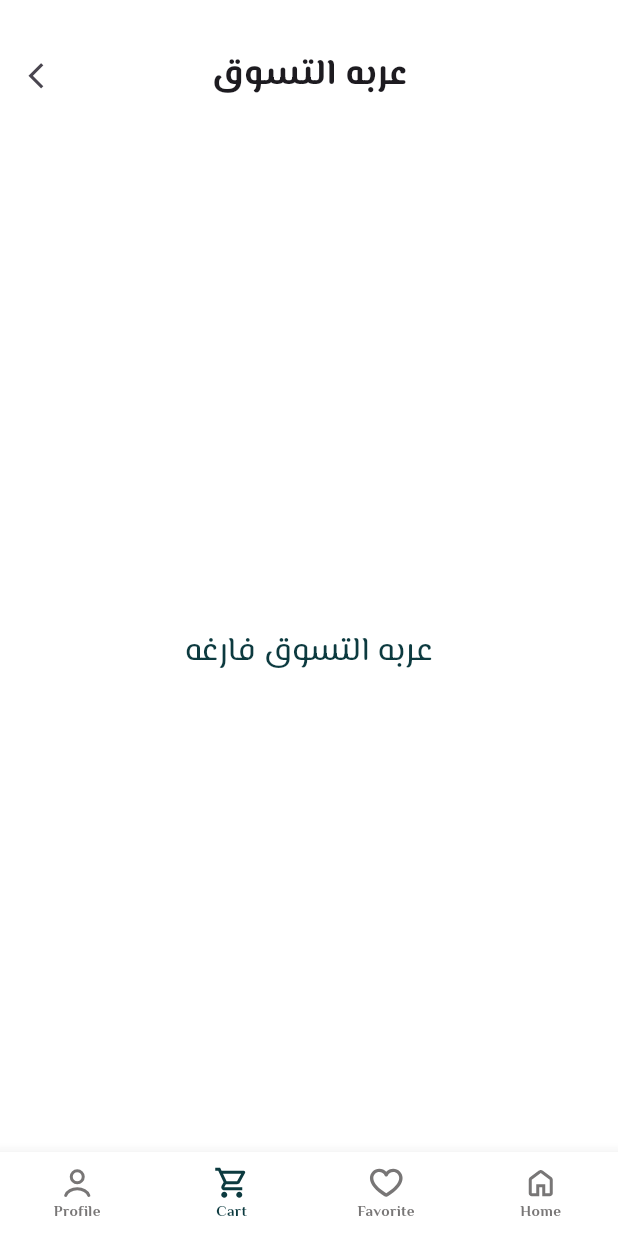
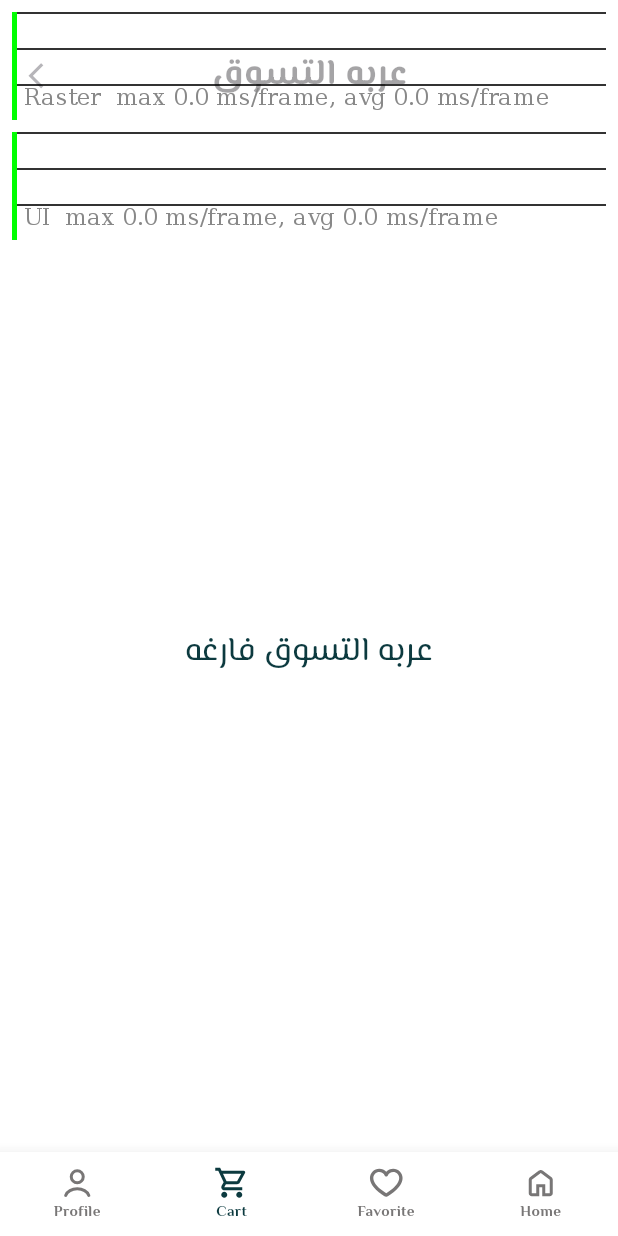
Before and after one commit to moessam634/angelina_app, a Flutter app: the screen it shows after launch, in the side drawer, after a tap on "المزيد", on a phone screen of 412 x 824 dp. Run offline on Flutter 3.47's test engine with Material 3 defaults, Android fonts, the phone set to English and light mode, and no system bars; our stand-ins replace bloc, cached_network_image, carousel_slider, device_preview, dio, equatable and 12 more; network calls fail.

```diff
--- a/devtools_options.yaml
+++ b/devtools_options.yaml
@@ -1,3 +1,5 @@
 description: This file stores settings for Dart & Flutter DevTools.
 documentation: https://docs.flutter.dev/tools/devtools/extensions#configure-extension-enablement-states
 extensions:
+  - provider: true
+  - shared_preferences: true
--- a/lib/core/styles/image_app.dart
+++ b/lib/core/styles/image_app.dart
@@ -10,6 +10,7 @@ class ImageApp {
   static const String xIcon = "${imagePath}X.svg";
   static const String categoryImage = "${imagePath}categoryImage.png";
   static const String drawerIcon = "${imagePath}menu.svg";
+  static const String splashIcon = "${imagePath}play_store_512.png";
   static const String shoppingCartIcon =
       "${imagePath}shopping-cart-outline.svg";
 }
--- a/lib/fearures/home/model/data/home_data.dart
+++ b/lib/fearures/home/model/data/home_data.dart
@@ -38,7 +38,7 @@ class HomeData {
         'per_page': perPage,
         'consumer_key': ApiEndpoints.consumerKey,
         'consumer_secret': ApiEndpoints.consumerSecret,
-        'page': page
+        'page': page,
       };
       if (categoryId != null) queryParams['category'] = categoryId;
       if (searchQuery != null && searchQuery.isNotEmpty) {
--- a/lib/fearures/home/view/widgets/custom_product_card.dart
+++ b/lib/fearures/home/view/widgets/custom_product_card.dart
@@ -113,6 +113,7 @@ class CustomProductCard extends StatelessWidget {
                     ),
                   ],
                 ),
+
                 Flexible(
                   child: Align(
                     alignment: Alignment.bottomCenter,
@@ -125,6 +126,7 @@ class CustomProductCard extends StatelessWidget {
                   ),
                 ),
                 SizedBox(height: 4.h)
+
               ],
             ),
           ),
--- a/lib/fearures/home/view/widgets/home_screen_body.dart
+++ b/lib/fearures/home/view/widgets/home_screen_body.dart
@@ -127,6 +127,7 @@ class _HomeScreenBodyState extends State<HomeScreenBody> {
                     }
                     return GridView.builder(
                       shrinkWrap: true,
+                      padding: EdgeInsets.symmetric(vertical: 5.w),
                       physics: const NeverScrollableScrollPhysics(),
                       gridDelegate: SliverGridDelegateWithFixedCrossAxisCount(
                         crossAxisCount: 2,
@@ -139,9 +140,7 @@ class _HomeScreenBodyState extends State<HomeScreenBody> {
                         final product = products[index];
                         final isDiscounted = product.isDiscounted;
                         final discount = product.discountPercentage;
-                        return Padding(
-                          padding: EdgeInsets.symmetric(vertical: 5.w),
-                          child: BlocBuilder<FavoriteCubit, FavoriteState>(
+                        return BlocBuilder<FavoriteCubit, FavoriteState>(
                           builder: (context, favState) {
                             final isFav = context
                                 .read<FavoriteCubit>()
@@ -173,7 +172,6 @@ class _HomeScreenBodyState extends State<HomeScreenBody> {
                               },
                             );
                           },
-                          ),
                         );
                       },
                     );
--- a/lib/fearures/splash/view/screen/splash_screen.dart
+++ b/lib/fearures/splash/view/screen/splash_screen.dart
@@ -2,6 +2,7 @@ import 'package:angelinashop/fearures/switcher/view/screen/switcher_screen.dart'
 import 'package:flutter/material.dart';
 import '../../../../core/helper/navigation_helper.dart';
 import '../widget/splash_screen_body.dart';
+
 class SplashScreen extends StatefulWidget {
   const SplashScreen({super.key});
 
@@ -18,7 +19,7 @@ class _SplashScreenState extends State<SplashScreen> {
 
   @override
   Widget build(BuildContext context) {
-    return Scaffold(body: SplashScreenBody());
+    return Scaffold(backgroundColor: Colors.white, body: SplashScreenBody());
   }
 
   Future<void> delayingFunction() {
@@ -34,5 +35,4 @@ class _SplashScreenState extends State<SplashScreen> {
       },
     );
   }
-
 }
--- a/lib/fearures/splash/view/widget/splash_screen_body.dart
+++ b/lib/fearures/splash/view/widget/splash_screen_body.dart
@@ -1,32 +1,3 @@
-// import 'package:flutter/material.dart';
-// import 'package:flutter_screenutil/flutter_screenutil.dart';
-// import '../../../../core/styles/image_app.dart';
-//
-// class SplashScreenBody extends StatelessWidget {
-//   const SplashScreenBody({super.key});
-//
-//   @override
-//   Widget build(BuildContext context) {
-//     return  Scaffold(
-//       backgroundColor: Colors.black,
-//       body: Center(
-//         child: ColoredBox(
-//           color: Colors.white,
-//           child: Padding(
-//             padding: EdgeInsets.all(18),
-//             child: Image.asset(
-//               ImageApp.angelinaImage,
-//               width: 60.w,
-//               height: 60.h,
-//               fit: BoxFit.contain,
-//             ),
-//           ),
-//         ),
-//       ),
-//     );
-//   }
-// }
-//
 import 'package:angelinashop/core/styles/colors_app.dart';
 import 'package:flutter/material.dart';
 import 'package:flutter_screenutil/flutter_screenutil.dart';
@@ -42,34 +13,31 @@ class SplashScreenBody extends StatefulWidget {
 class _SplashScreenBodyState extends State<SplashScreenBody> {
   @override
   Widget build(BuildContext context) {
-    return Scaffold(
-      backgroundColor: Colors.white,
-      body: Center(
+    return Center(
         child: TweenAnimationBuilder<double>(
           tween: Tween(begin: 0.0, end: 1),
-          duration: const Duration(seconds: 5),
-          curve: Curves.easeOutBack,
+          duration: const Duration(milliseconds:2500 ),
+          curve: Curves.easeInOut,
           builder: (context, scale, child) {
             return Transform.scale(
               scale: scale,
               child: Container(
                 decoration: BoxDecoration(
                   color: Colors.white,
-                  borderRadius: BorderRadius.circular(16),
-                  border: Border.all(color: ColorsApp.kLightGreyColor, width: 2),
+                  borderRadius: BorderRadius.circular(16.r),
+                  border: Border.all(color: ColorsApp.kPrimaryColor, width: 1.5.w),
                 ),
                 padding: const EdgeInsets.all(20),
                 child: Image.asset(
                   ImageApp.angelinaImage,
-                  width: 80.w,
-                  height: 80.h,
+                  width: 65.w,
+                  height: 65.h,
                   fit: BoxFit.contain,
                 ),
               ),
             );
           },
         ),
-      ),
-    );
+      );
   }
 }
--- a/lib/main.dart
+++ b/lib/main.dart
@@ -14,6 +14,7 @@ import 'package:timezone/data/latest_all.dart' as tz;
 
 void main() async {
   // runApp(const MyApp());
+  // debugPrintRebuildDirtyWidgets = true;
   WidgetsFlutterBinding.ensureInitialized();
   Bloc.observer = AppBlocObserver();
   tz.initializeTimeZones();
--- a/lib/my_app.dart
+++ b/lib/my_app.dart
@@ -18,6 +18,7 @@ class MyApp extends StatelessWidget {
       splitScreenMode: true,
       builder: (_, child) {
         return MaterialApp(
+          showPerformanceOverlay: true,
           theme: ThemeData(scaffoldBackgroundColor: Colors.white),
           debugShowCheckedModeBanner: false,
           home: child,
--- a/pubspec.yaml
+++ b/pubspec.yaml
@@ -43,9 +43,9 @@ dev_dependencies:
     sdk: flutter
   flutter_lints: ^5.0.0
 
-flutter_icons:
-  android: true
-  image_path: "assets/images/angelinaPic.png"
+#flutter_icons:
+#  android: true
+#  image_path: "assets/images/angelinaPic.png"
 
 flutter:
   uses-material-design: true
```
Also changed, not shown: lib/fearures/home/home_cubit/products_cubit/product_cubit.dart (+5 -8 lines), lib/fearures/home/view/widgets/all_products_body.dart (+7 -1 lines), assets/images/play_store_512.png (added), 7 other files. Lines whose indentation alone changed are shown as unchanged.
